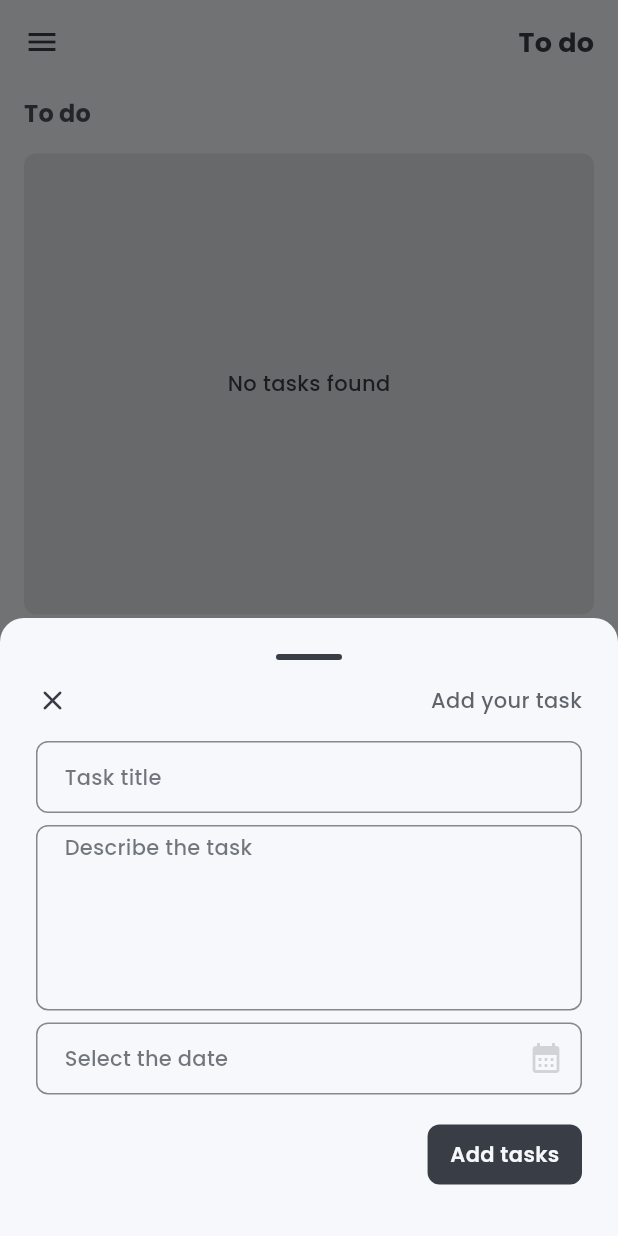
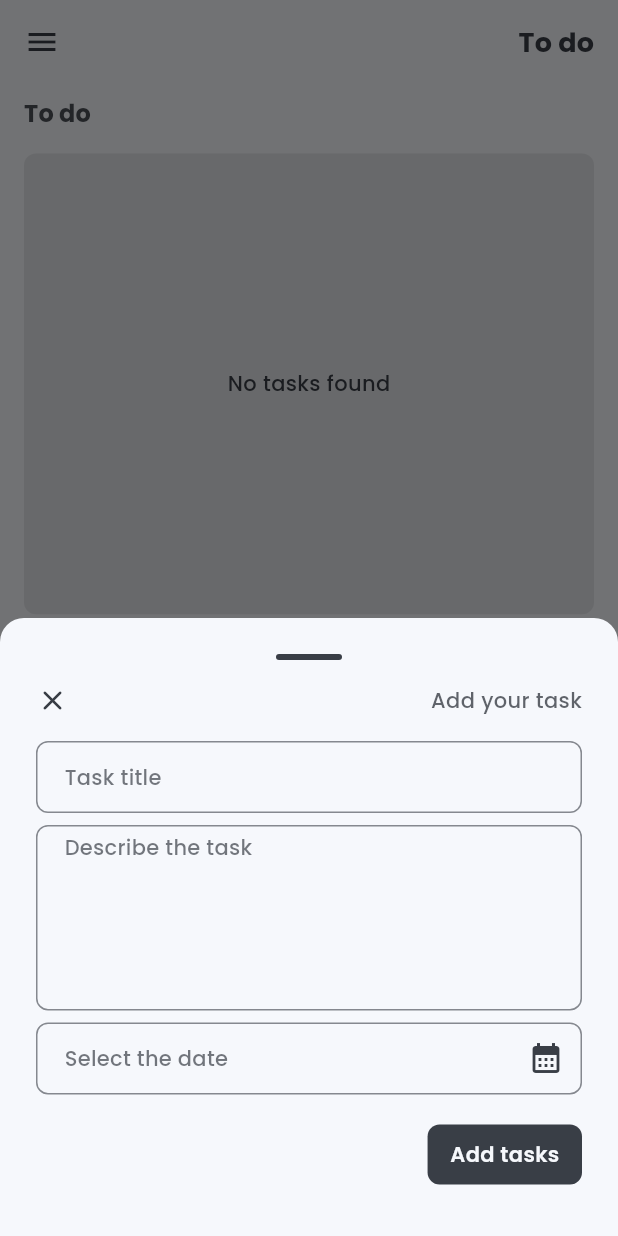
Before and after one commit to lucasxgb/todo_app, a Flutter app: the screen it shows after launch, after a tap on the "add" icon, on a phone screen of 412 x 824 dp. Run offline on Flutter 3.47's test engine with Material 3 defaults, Android fonts, the phone set to English and light mode, and no system bars; our stand-ins replace flutter_mobx, google_fonts, mobx; generated files the repository leaves out were written again.

Commit message:
:tada: Concluído 1.1

```diff
--- a/lib/src/home/widgets/task_form.dart
+++ b/lib/src/home/widgets/task_form.dart
@@ -125,7 +125,7 @@ class _TaskFormState extends State<TaskForm> {
                   });
                 },
                 suffixIcon: Icon(Icons.calendar_month,
-                    color: !controller!.isEditable || !controller!.isLoading
+                    color: controller!.isEditable || controller!.isLoading
                         ? colorScheme.primary.withOpacity(0.2)
                         : colorScheme.primary),
               ),
```
Also changed, not shown: lib/src/home/widgets/custom_display_task_card.dart (+5 -2 lines).
